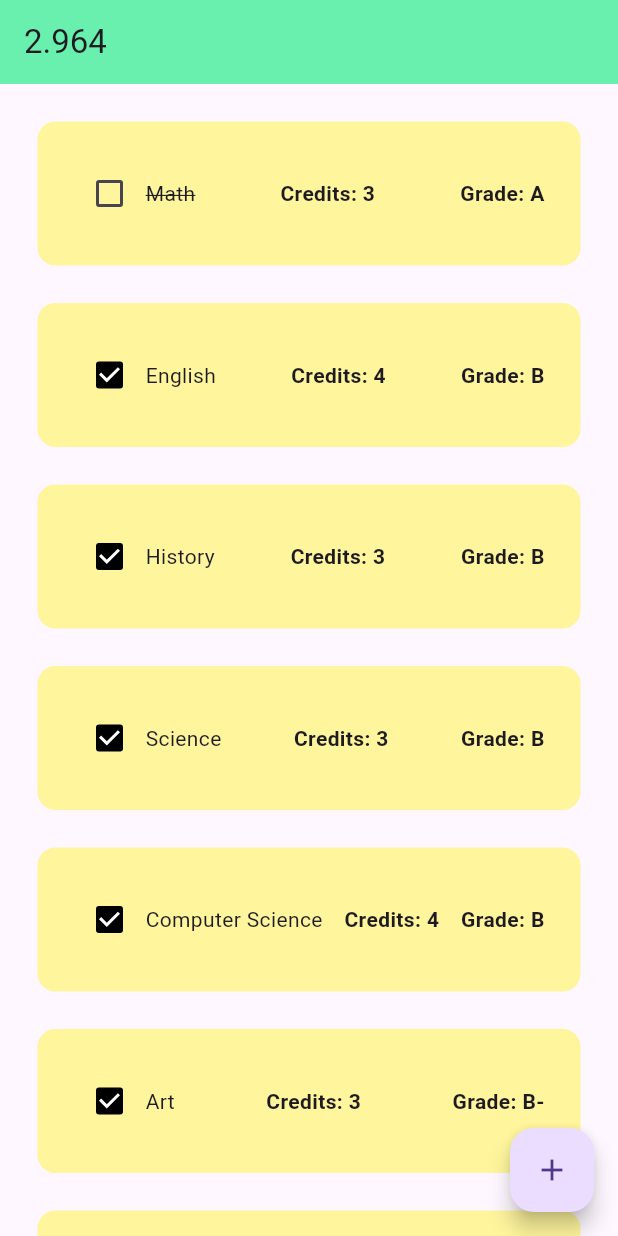
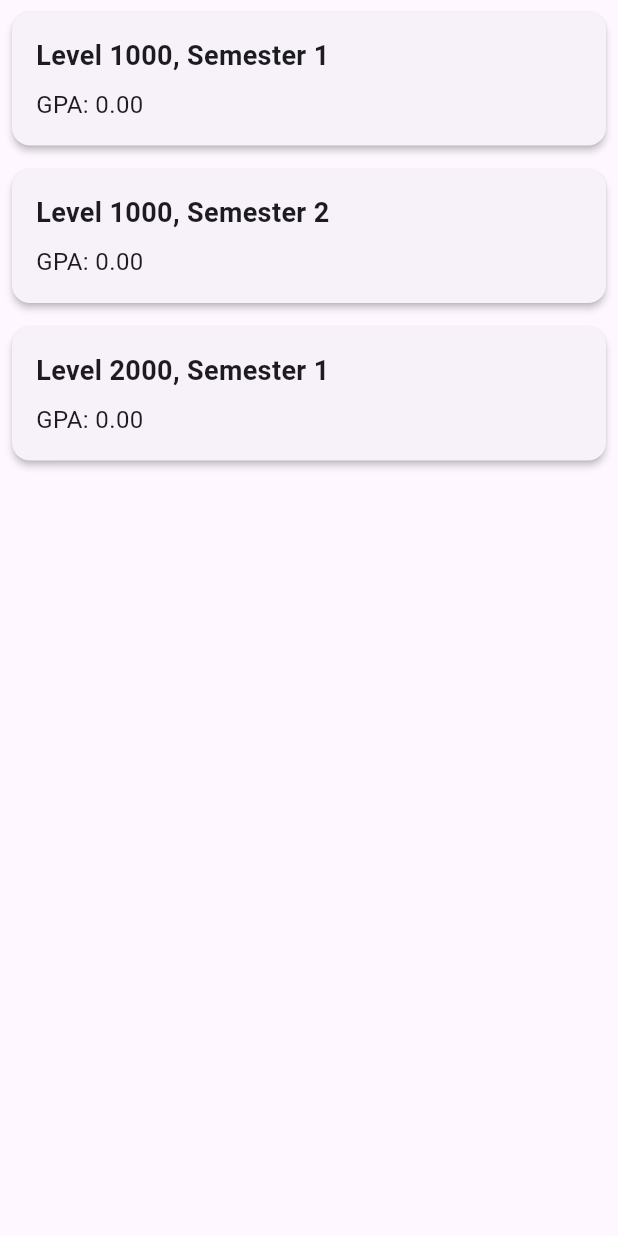
Before and after one commit to samindika97/gpa_calculator, a Flutter app: the screen it shows after launch, on a phone screen of 412 x 824 dp. Run offline on Flutter 3.47's test engine with Material 3 defaults, Android fonts, the phone set to English and light mode, and no system bars.

Commit message:
home page and gpa calculation done

```diff
--- a/lib/main.dart
+++ b/lib/main.dart
@@ -1,4 +1,5 @@
 import 'package:flutter/material.dart';
+import 'package:gpa_calculator/pages/home_page.dart';
 import 'package:gpa_calculator/pages/semester_page.dart';
 
 void main() {
@@ -15,6 +16,6 @@ class MainApp extends StatelessWidget {
           primaryColor: Colors.deepOrangeAccent,
           primarySwatch: Colors.purple,
         ),
-        home: semester());
+        home: HomePage());
   }
 }
--- a/lib/pages/add_result_dialog.dart
+++ b/lib/pages/add_result_dialog.dart
@@ -31,7 +31,7 @@ class _AddResultDialogState extends State<AddResultDialog> {
     super.dispose();
   }
 
-  var result_ranges = ['A+', 'A', 'B+', 'B', 'B-', 'C+', 'C', 'C-'];
+  var result_ranges = ['A+', 'A', 'B+', 'B', 'B-', 'C+', 'C', 'C-','D+','D','E'];
 
   @override
   Widget build(BuildContext context) {
--- /dev/null
+++ b/lib/pages/home_page.dart
@@ -0,0 +1,40 @@
+import 'package:flutter/material.dart';
+import 'package:gpa_calculator/pages/semester_page.dart';
+import 'package:gpa_calculator/util/semester_card.dart';
+
+import '../util/results.dart';
+import '../util/semester.dart';
+
+class HomePage extends StatefulWidget {
+  const HomePage({super.key});
+
+  @override
+  State<HomePage> createState() => _HomePageState();
+}
+
+final List<Semester> semesters = [
+  Semester(level: 1000, semesterNumber: 1),
+  Semester(level: 1000, semesterNumber: 2),
+  Semester(level: 2000, semesterNumber: 1),
+];
+
+class _HomePageState extends State<HomePage> {
+  @override
+  Widget build(BuildContext context) {
+   //semesters[0].setResults();
+    return Scaffold(
+      body: ListView.builder(
+          itemCount: semesters.length,
+          itemBuilder: (context, index) {
+            return GestureDetector(
+              onTap: (){
+                Navigator.push(context, MaterialPageRoute(
+                  builder: (context) => Semester_page(semester: semesters[index]), // Pass the selected semester to SemesterPage
+                ));
+              },
+              child: SemesterCard(semester: semesters[index]),
+            );
+          }),
+    );
+  }
+}
--- a/lib/pages/semester_page.dart
+++ b/lib/pages/semester_page.dart
@@ -2,37 +2,29 @@ import 'package:flutter/material.dart';
 import 'package:gpa_calculator/pages/add_result_dialog.dart';
 import 'package:gpa_calculator/pages/results_tile.dart';
 import 'package:gpa_calculator/util/calculate_gpa.dart';
-import 'package:gpa_calculator/util/results.dart';
+import 'package:gpa_calculator/util/semester.dart';
+import 'package:gpa_calculator/util/semester_card.dart';
 
-class semester extends StatefulWidget {
-  const semester({super.key});
+class Semester_page extends StatefulWidget {
+  final Semester semester;
+
+  Semester_page({super.key, required this.semester});
 
   @override
-  State<semester> createState() => _semesterState();
+  State<Semester_page> createState() => _Semester_pageState();
 }
 
-List<Result> results = [
-  Result(courseName: 'Math', grade: 'A', creditHours: 3, addToGpa: false),
-  Result(courseName: 'English', grade: 'B', creditHours: 4, addToGpa: true),
-  Result(courseName: 'History', grade: 'B', creditHours: 3, addToGpa: true),
-  Result(courseName: 'Science', grade: 'B', creditHours: 3, addToGpa: true),
-  Result(courseName: 'Computer Science', grade: 'B', creditHours: 4, addToGpa: true),
-  Result(courseName: 'Art', grade: 'B-', creditHours: 3, addToGpa: true),
-  Result(courseName: 'Geography', grade: 'B', creditHours: 3, addToGpa: true),
-  Result(courseName: 'Physics', grade: 'B', creditHours: 5, addToGpa: true),
-  Result(courseName: 'Chemistry', grade: 'B-', creditHours: 13, addToGpa: false),
-];
-
-var gpa = Calculate_GPA.getGpa(results) ;
-
-class _semesterState extends State<semester> {
+class _Semester_pageState extends State<Semester_page> {
   void checkboxchanged(bool? value, int index) {
     setState(() {
-      results[index].addToGpa = !results[index].addToGpa ;
+      widget.semester.results[index].addToGpa =
+          !widget.semester.results[index].addToGpa;
+      widget.semester
+          .setSemester_gpa(Calculate_GPA.getGpa(widget.semester.results));
     });
   }
 
-void addNewResult(){
+  void addNewResult() {
     showDialog(
       context: context,
       builder: (context) {
@@ -40,20 +32,24 @@ void addNewResult(){
           //function to invoke when new result added
           onResultAdded: (result) {
             setState(() {
-          results.add(result);
+              widget.semester.setResults(result);
+              widget.semester.setSemester_gpa(
+                  Calculate_GPA.getGpa(widget.semester.results));
             });
           },
         );
       },
     );
-
   }
 
   @override
   Widget build(BuildContext context) {
+    //  var semester_gpa = Calculate_GPA.getGpa(results); //get gpa of the semester
+    //  widget.semester.setResults();
+
     return Scaffold(
         appBar: AppBar(
-          title: Text(gpa.toString()),
+          title: Text("Samindika"),
           backgroundColor: Colors.greenAccent,
           elevation: 0,
         ),
@@ -61,9 +57,27 @@ void addNewResult(){
           onPressed: addNewResult,
           child: Icon(Icons.add),
         ),
-        body: ListView.builder(
-            itemCount: results.length, itemBuilder: (contex, index) {
-              return ResultTile(result: results[index], onChanged: (value) => checkboxchanged(value, index));
-            }));
+        body: Column(
+          children: [
+            SemesterCard(semester: widget.semester),
+            Expanded(
+              child: SizedBox(
+                child: widget.semester.results.isEmpty
+                    ? Center(
+                        child: Text('No results available'),
+                      )
+                    : ListView.builder(
+                        itemCount: widget.semester.results.length,
+                        itemBuilder: (context, index) {
+                          return ResultTile(
+                            result: widget.semester.results[index],
+                            onChanged: (value) => checkboxchanged(value, index),
+                          );
+                        },
+                      ),
+              ),
+            )
+          ],
+        ));
   }
 }
--- /dev/null
+++ b/lib/util/semester.dart
@@ -0,0 +1,23 @@
+import 'package:gpa_calculator/util/results.dart';
+
+class Semester {
+  int level;
+  int semesterNumber;
+  late double semesterGpa;
+  late List<Result> results = [];
+
+  Semester({
+    required this.level,
+    required this.semesterNumber,
+    double semesterGpa = 0.0,
+
+  })  : semesterGpa = semesterGpa ;
+
+  void setSemester_gpa(double gpa) {
+    this.semesterGpa = gpa;
+  }
+
+  void setResults(Result result) {
+    this.results.add(result);
+  }
+}
--- /dev/null
+++ b/lib/util/semester_card.dart
@@ -0,0 +1,37 @@
+import 'package:flutter/material.dart';
+import 'package:gpa_calculator/util/semester.dart';
+
+class SemesterCard extends StatefulWidget {
+  final Semester semester;
+
+  const SemesterCard({super.key,required this.semester});
+
+  @override
+  State<SemesterCard> createState() => _SemesterCardState();
+}
+
+class _SemesterCardState extends State<SemesterCard> {
+  Widget build(BuildContext context) {
+    return Card(
+      elevation: 2,
+      margin: EdgeInsets.all(8),
+      child: Padding(
+        padding: const EdgeInsets.all(16),
+        child: Column(
+          crossAxisAlignment: CrossAxisAlignment.start,
+          children: [
+            Text(
+              'Level ${widget.semester.level}, Semester ${widget.semester.semesterNumber}',
+              style: TextStyle(fontSize: 18, fontWeight: FontWeight.bold),
+            ),
+            SizedBox(height: 8),
+            Text(
+              'GPA: ${widget.semester.semesterGpa.toStringAsFixed(2)}',
+              style: TextStyle(fontSize: 16),
+            ),
+          ],
+        ),
+      ),
+    );
+  }
+}
```
Lines whose indentation alone changed are shown as unchanged.
